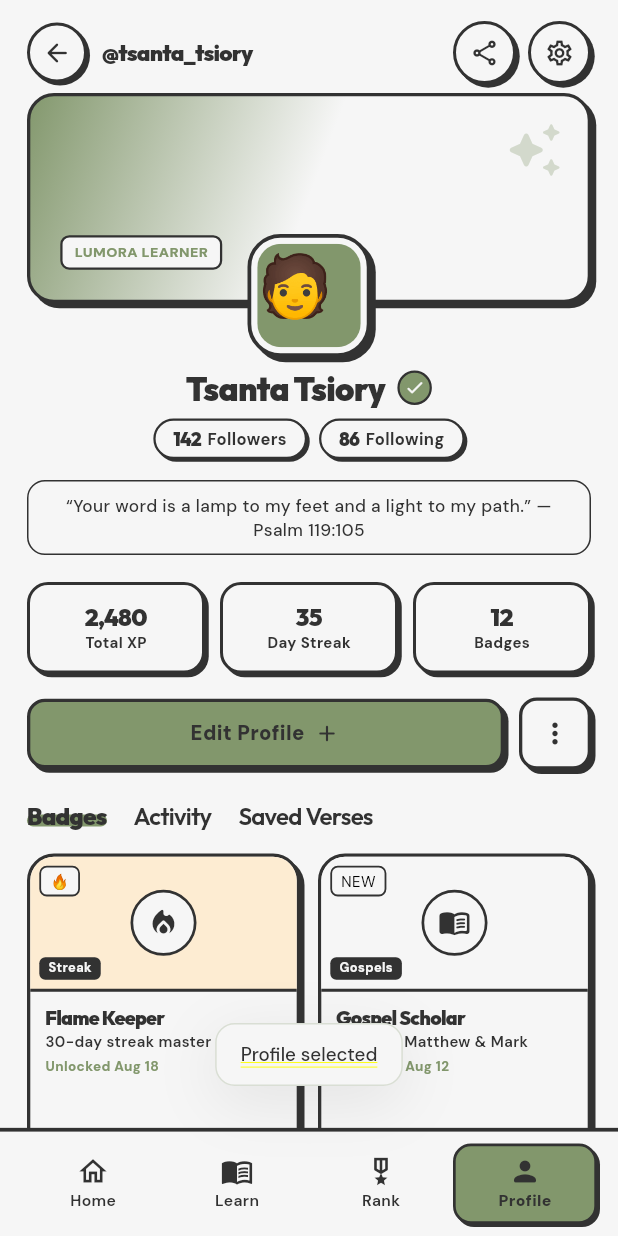
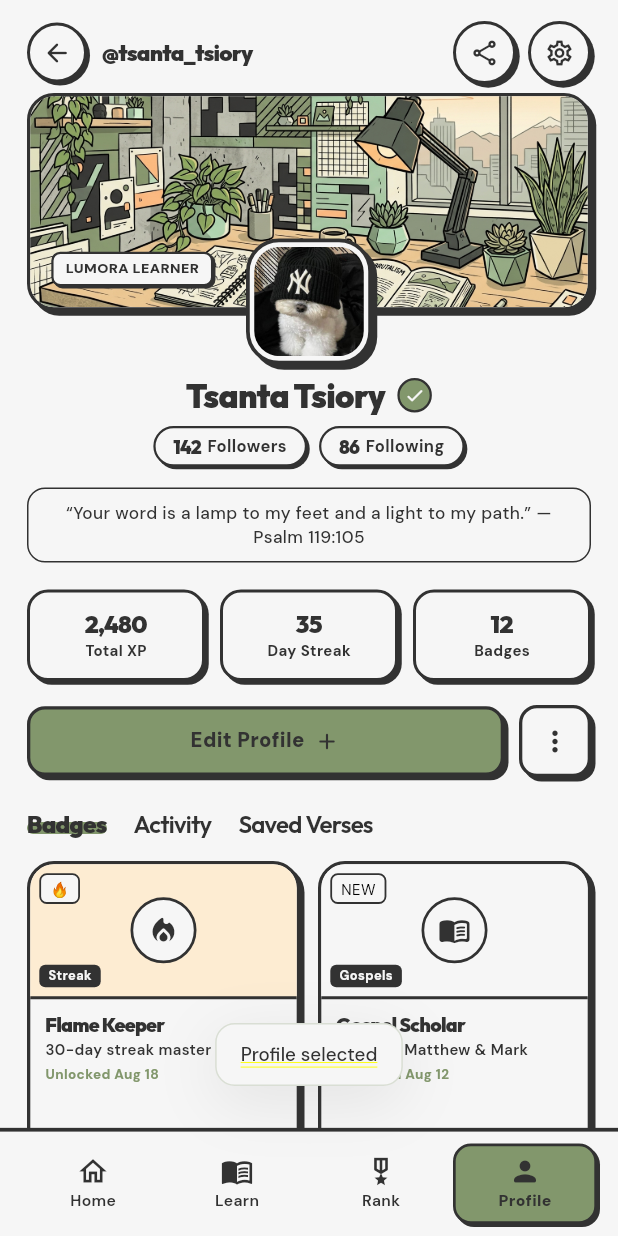
Before and after one commit to Tsantatsiory/Lumora, a Flutter app: the screen it shows after launch, item 4 of the bottom bar chosen, on a phone screen of 412 x 824 dp. Run offline on Flutter 3.47's test engine with Material 3 defaults, Android fonts, the light colour scheme and no system bars; our stand-ins replace google_fonts.

Commit message:
changes: update profile screen and leaderboard screen

```diff
--- a/lib/screens/leaderboard_screen.dart
+++ b/lib/screens/leaderboard_screen.dart
@@ -501,8 +501,16 @@ class _LeaderboardScreenState extends State<LeaderboardScreen> {
               shape: BoxShape.circle,
               border: AppBorders.neo(width: 1.8),
             ),
-            alignment: Alignment.center,
-            child: Text(user['avatar'] as String, style: const TextStyle(fontSize: 20)),
+            child: ClipRRect(
+              borderRadius: BorderRadius.circular(20),
+              child: Image.asset(
+                'assets/images/profile_avatar.jpg',
+                fit: BoxFit.cover,
+                errorBuilder: (_, __, ___) => Center(
+                  child: Text(user['avatar'] as String, style: const TextStyle(fontSize: 20)),
+                ),
+              ),
+            ),
           ),
           const SizedBox(width: 10),
 
--- a/lib/screens/profile_screen.dart
+++ b/lib/screens/profile_screen.dart
@@ -441,50 +441,45 @@ class _ProfileScreenState extends State<ProfileScreen> {
       alignment: Alignment.center,
       clipBehavior: Clip.none,
       children: [
-        // Cover Banner Image/Container
+        // Cover Banner Image Container
         Container(
-          height: 140,
+          height: 145,
           margin: const EdgeInsets.symmetric(horizontal: 18),
           decoration: BoxDecoration(
             color: AppColors.chipBg,
             borderRadius: BorderRadius.circular(AppRadius.card),
             border: AppBorders.neo(width: 2.2),
             boxShadow: AppShadows.neo(offset: 3.5),
-            gradient: const LinearGradient(
-              begin: Alignment.topLeft,
-              end: Alignment.bottomRight,
-              colors: [
-                AppColors.lime,
-                AppColors.bg,
-                AppColors.bg,
-              ],
           ),
-          ),
+          child: ClipRRect(
+            borderRadius: BorderRadius.circular(AppRadius.card - 2.2),
             child: Stack(
+              fit: StackFit.expand,
               children: [
-              Positioned(
-                right: 16,
-                top: 16,
-                child: Icon(Icons.auto_awesome_rounded, size: 40, color: AppColors.lime.withValues(alpha: 0.3)),
+                Image.asset(
+                  'assets/images/profile_banner.jpg',
+                  fit: BoxFit.cover,
+                  errorBuilder: (_, __, ___) => Container(color: AppColors.bannerBg),
                 ),
                 Positioned(
-                left: 20,
-                bottom: 20,
-                child: Row(
-                  children: [
-                    Container(
+                  left: 14,
+                  bottom: 14,
+                  child: Container(
                     padding: const EdgeInsets.symmetric(horizontal: 8, vertical: 4),
                     decoration: BoxDecoration(
                       color: AppColors.surface,
                       borderRadius: BorderRadius.circular(6),
                       border: AppBorders.neo(width: 1.5),
+                      boxShadow: AppShadows.neo(offset: 1.5),
                     ),
-                      child: Text('LUMORA LEARNER', style: body(9.5, weight: FontWeight.w900, color: AppColors.lime2)),
+                    child: Text(
+                      'LUMORA LEARNER',
+                      style: body(9.5, weight: FontWeight.w900, color: AppColors.text),
+                    ),
+                  ),
                 ),
               ],
             ),
-              ),
-            ],
           ),
         ),
 
@@ -492,9 +487,9 @@ class _ProfileScreenState extends State<ProfileScreen> {
         Positioned(
           bottom: -36,
           child: Container(
-            width: 82,
-            height: 82,
-            padding: const EdgeInsets.all(4),
+            width: 84,
+            height: 84,
+            padding: const EdgeInsets.all(3),
             decoration: BoxDecoration(
               color: AppColors.surface,
               borderRadius: BorderRadius.circular(22),
@@ -502,11 +497,15 @@ class _ProfileScreenState extends State<ProfileScreen> {
               boxShadow: AppShadows.neo(offset: 3.5),
             ),
             child: ClipRRect(
-              borderRadius: BorderRadius.circular(16),
-              child: Container(
+              borderRadius: BorderRadius.circular(17),
+              child: Image.asset(
+                'assets/images/profile_avatar.jpg',
+                fit: BoxFit.cover,
+                errorBuilder: (_, __, ___) => Container(
                   color: AppColors.bannerBg,
                   alignment: Alignment.center,
                   child: const Text('🧑‍💻', style: TextStyle(fontSize: 40)),
+                ),
               ),
             ),
           ),
```
Also changed, not shown: assets/images/profile_avatar.jpg (added), assets/images/profile_banner.jpg (added). Lines whose indentation alone changed are shown as unchanged.
